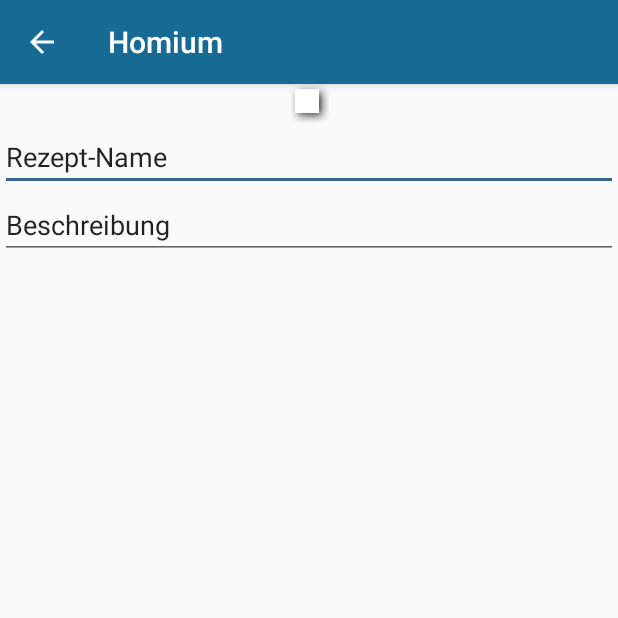
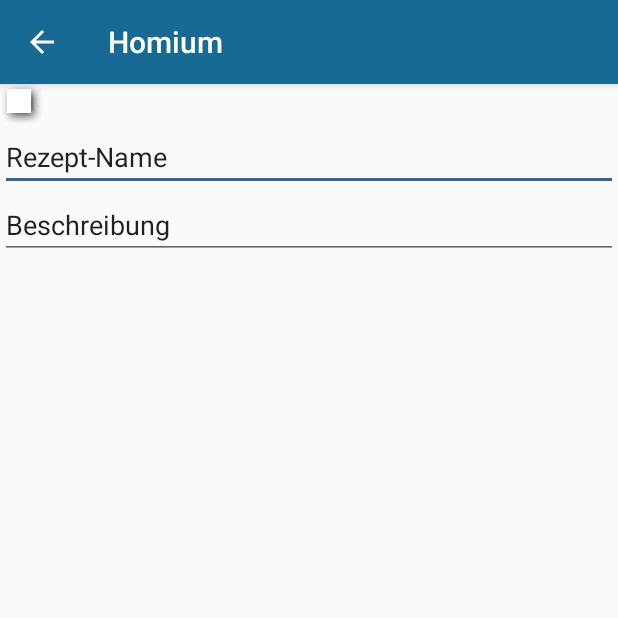
Before and after one commit to MademDevs/Homium, an Android app: the RecipeEditActivity screen opened directly, with no data from a screen before it, on a phone screen of 412 x 824 dp, the top half of it. Run offline under Robolectric (Android 15) with nearby library versions, the phone set to English and light mode, and no system bars; our stand-ins replace Room's generated code.

Commit message:
added camera support

```diff
--- a/app/src/main/AndroidManifest.xml
+++ b/app/src/main/AndroidManifest.xml
@@ -22,7 +22,8 @@
             android:grantUriPermissions="true">
             <meta-data
                 android:name="android.support.FILE_PROVIDER_PATHS"
-                android:resource="@xml/file_paths"></meta-data>
+                android:resource="@xml/file_paths">
+            </meta-data>
         </provider>
         <activity
             android:name=".ui.activities.launch.LaunchActivity"
--- a/app/src/main/res/layout/activity_recipe_edit.xml
+++ b/app/src/main/res/layout/activity_recipe_edit.xml
@@ -15,8 +15,9 @@
 
         <ImageView
             android:id="@+id/recipe_edit_imgView"
-            android:layout_width="match_parent"
+            android:layout_width="wrap_content"
             android:layout_height="wrap_content"
+            android:adjustViewBounds="true"
             app:srcCompat="@android:drawable/picture_frame" />
 
         <EditText
```
Also changed, not shown: app/src/main/java/de/madem/homium/ui/activities/recipe/RecipeEditActivity.kt (+30 -2 lines).
